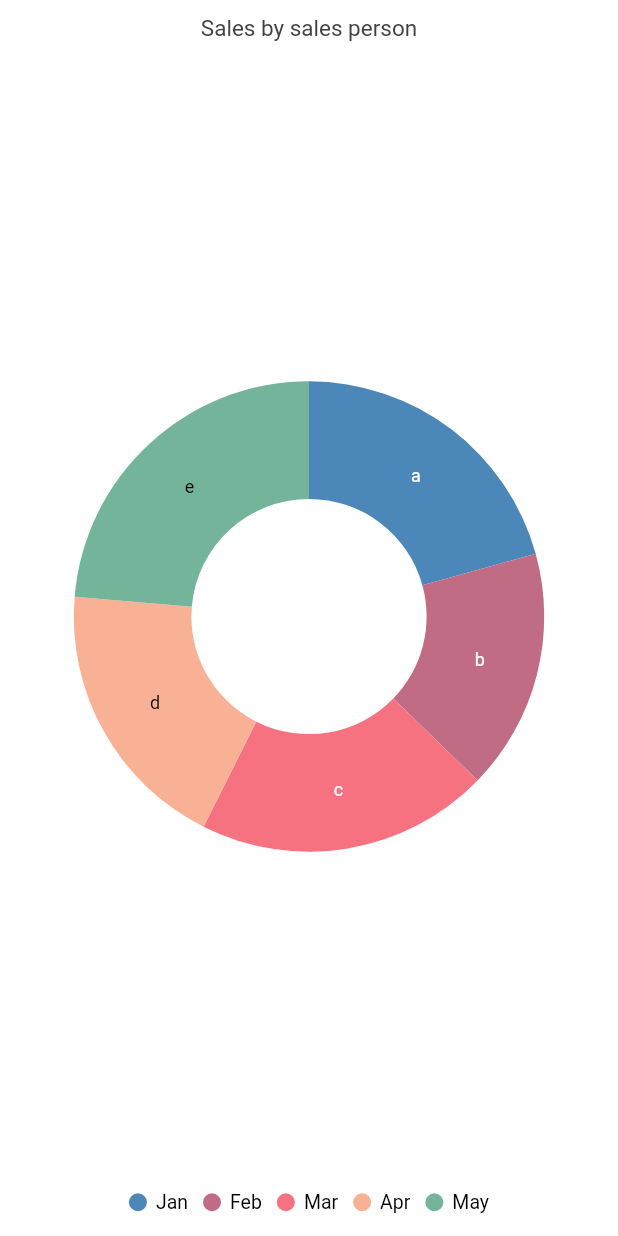
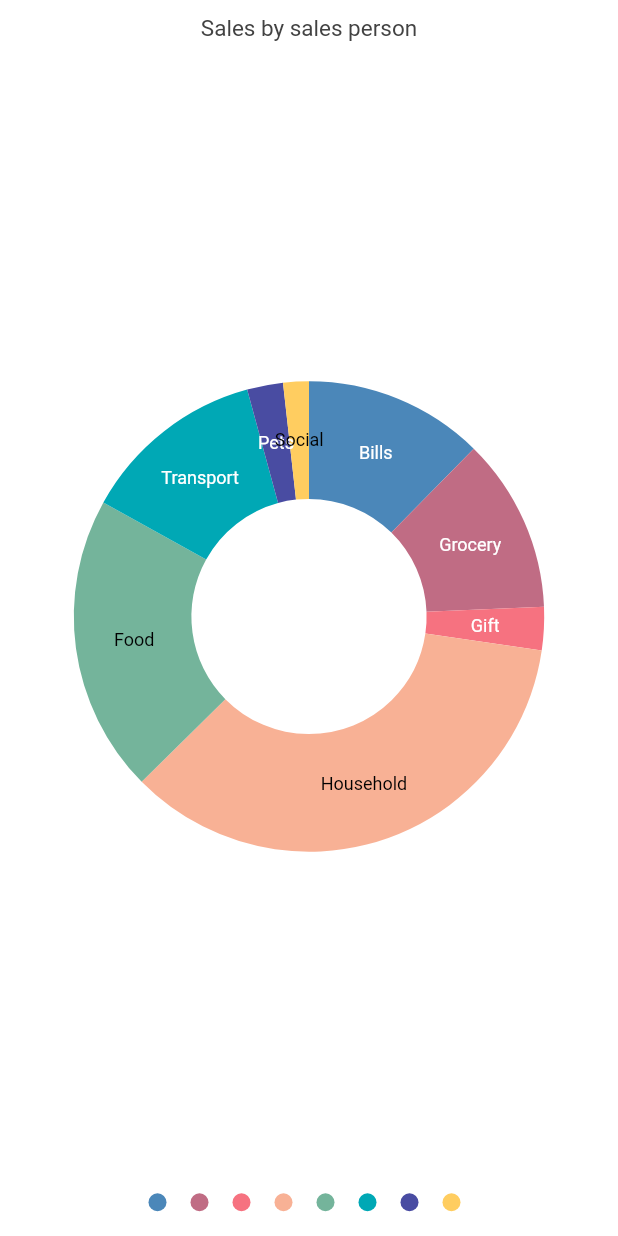
Before and after one commit to seoksee/WhatTheHack, a Flutter app: the screen it shows after launch, on a phone screen of 412 x 824 dp. Run offline on Flutter 3.47's test engine with Material 2 defaults, Android fonts, the phone set to English and light mode, and no system bars; our stand-ins replace syncfusion_flutter_charts.

Commit message:
changed chart data

```diff
--- a/lib/screens/DashboardScreen.dart
+++ b/lib/screens/DashboardScreen.dart
@@ -15,11 +15,14 @@ class DashboardScreen extends StatefulWidget {
 
 class _DashboardScreenState extends State<DashboardScreen> {
   List<_PieData> pieData = [
-    _PieData('Jan', 35, 'a'),
-    _PieData('Feb', 28, 'b'),
-    _PieData('Mar', 34, 'c'),
-    _PieData('Apr', 32, 'd'),
-    _PieData('May', 40, 'e')
+    _PieData('', 350, 'Bills'),
+    _PieData('', 340, 'Grocery'),
+    _PieData('', 84, 'Gift'),
+    _PieData('', 1000, 'Household'),
+    _PieData('', 580, 'Food'),
+    _PieData('', 360, 'Transport'),
+    _PieData('', 70, 'Pets'),
+    _PieData('', 50, 'Social')
   ];
   _buildCategory(Category category, double totalAmountSpend) {
     return GestureDetector(
```
